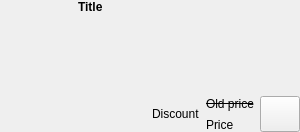
First picture: the form in widgets/storelistitem.ui, repository pamugk/nebulae-qt, before the edit.
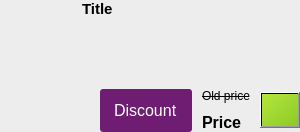
Second picture: the form after the edit. Icons and pictures are not drawn.

Diff of the .ui file:
```diff
--- a/widgets/storelistitem.ui
+++ b/widgets/storelistitem.ui
@@ -19,6 +19,9 @@
   <property name="windowTitle">
    <string>Form</string>
   </property>
+  <property name="styleSheet">
+   <string notr="true">background-color: rgb(237, 237, 237);</string>
+  </property>
   <layout class="QGridLayout" name="gridLayout">
    <property name="leftMargin">
     <number>0</number>
@@ -32,6 +35,9 @@
    <property name="bottomMargin">
     <number>0</number>
    </property>
+   <property name="spacing">
+    <number>10</number>
+   </property>
    <item row="0" column="0" rowspan="4">
     <widget class="QLabel" name="coverLabel">
      <property name="sizePolicy">
@@ -59,6 +65,12 @@
    </item>
    <item row="3" column="3">
     <widget class="QLabel" name="priceLabel">
+     <property name="font">
+      <font>
+       <pointsize>12</pointsize>
+       <bold>true</bold>
+      </font>
+     </property>
      <property name="text">
       <string notr="true">Price</string>
      </property>
@@ -68,6 +80,7 @@
     <widget class="QLabel" name="oldPriceLabel">
      <property name="font">
       <font>
+       <pointsize>9</pointsize>
        <strikeout>true</strikeout>
       </font>
      </property>
@@ -78,6 +91,17 @@
    </item>
    <item row="2" column="2" rowspan="2">
     <widget class="QLabel" name="discountLabel">
+     <property name="font">
+      <font>
+       <pointsize>12</pointsize>
+      </font>
+     </property>
+     <property name="styleSheet">
+      <string notr="true">color: white; 
+background-color: rgb(110, 29, 114); 
+border-radius: 3px;
+padding: 10px;</string>
+     </property>
      <property name="text">
       <string notr="true">Discount</string>
      </property>
@@ -90,8 +114,8 @@
      </property>
      <property name="sizeHint" stdset="0">
       <size>
-       <width>40</width>
-       <height>20</height>
+       <width>0</width>
+       <height>0</height>
       </size>
      </property>
     </spacer>
@@ -110,6 +134,9 @@
        <height>36</height>
       </size>
      </property>
+     <property name="styleSheet">
+      <string notr="true">background-color: qlineargradient(spread:pad, x1:0, y1:0, x2:1, y2:1, stop:0 rgb(180, 230, 60), stop:1 rgb(140, 202, 39));</string>
+     </property>
      <property name="text">
       <string/>
      </property>
@@ -136,6 +163,7 @@
     <widget class="QLabel" name="titleLabel">
      <property name="font">
       <font>
+       <pointsize>11</pointsize>
        <bold>true</bold>
       </font>
      </property>
```
